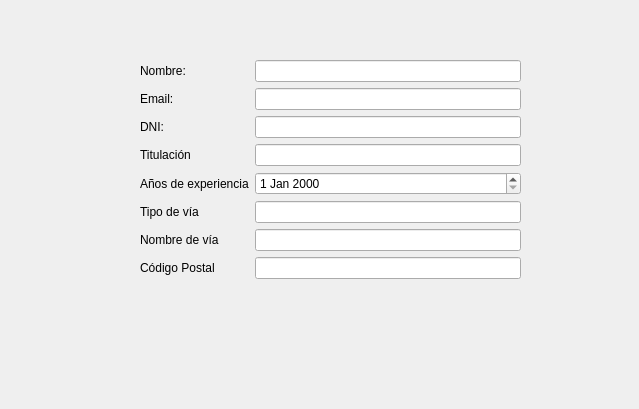
First picture: the form in untitled2.ui, repository julinavas14/trabajo_programacion_sql, before the edit.
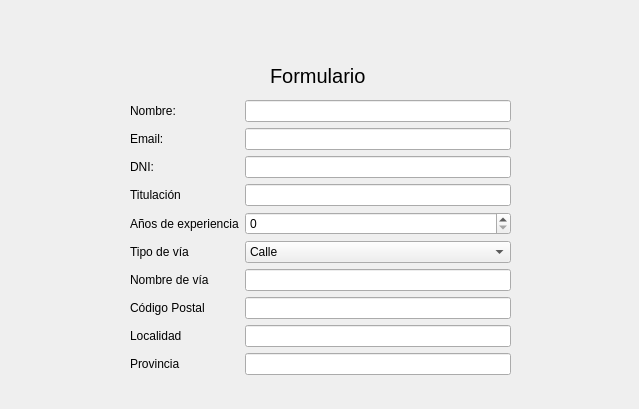
Second picture: the form after the edit.

```diff
--- a/untitled2.ui
+++ b/untitled2.ui
@@ -16,10 +16,10 @@
   <widget class="QWidget" name="formLayoutWidget">
    <property name="geometry">
     <rect>
-     <x>140</x>
-     <y>60</y>
+     <x>130</x>
+     <y>100</y>
      <width>381</width>
-     <height>271</height>
+     <height>294</height>
     </rect>
    </property>
    <layout class="QFormLayout" name="formLayout">
@@ -71,7 +71,7 @@
      </widget>
     </item>
     <item row="5" column="1">
-     <widget class="QDateEdit" name="addnosexperiencia"/>
+     <widget class="QSpinBox" name="addanos"/>
     </item>
     <item row="6" column="0">
      <widget class="QLabel" name="tipoDeVALabel">
@@ -81,7 +81,23 @@
      </widget>
     </item>
     <item row="6" column="1">
-     <widget class="QLineEdit" name="addtipo_via"/>
+     <widget class="QComboBox" name="comboBox">
+      <item>
+       <property name="text">
+        <string>Calle</string>
+       </property>
+      </item>
+      <item>
+       <property name="text">
+        <string>Plaza</string>
+       </property>
+      </item>
+      <item>
+       <property name="text">
+        <string>Avenida</string>
+       </property>
+      </item>
+     </widget>
     </item>
     <item row="7" column="0">
      <widget class="QLabel" name="nombreDeVALabel">
@@ -103,8 +119,45 @@
     <item row="8" column="1">
      <widget class="QLineEdit" name="addcodigopostal"/>
     </item>
+    <item row="9" column="0">
+     <widget class="QLabel" name="localidadLabel">
+      <property name="text">
+       <string>Localidad</string>
+      </property>
+     </widget>
+    </item>
+    <item row="9" column="1">
+     <widget class="QLineEdit" name="addlocalidad"/>
+    </item>
+    <item row="10" column="0">
+     <widget class="QLabel" name="provinciaLabel">
+      <property name="text">
+       <string>Provincia</string>
+      </property>
+     </widget>
+    </item>
+    <item row="10" column="1">
+     <widget class="QLineEdit" name="addprovincia"/>
+    </item>
    </layout>
   </widget>
+  <widget class="QLabel" name="label">
+   <property name="geometry">
+    <rect>
+     <x>270</x>
+     <y>60</y>
+     <width>151</width>
+     <height>31</height>
+    </rect>
+   </property>
+   <property name="styleSheet">
+    <string notr="true">font: 20px
+</string>
+   </property>
+   <property name="text">
+    <string>Formulario</string>
+   </property>
+  </widget>
  </widget>
  <resources/>
  <connections/>
```
Left out of the diff: 26 changed lines with no effect on the pictures.
